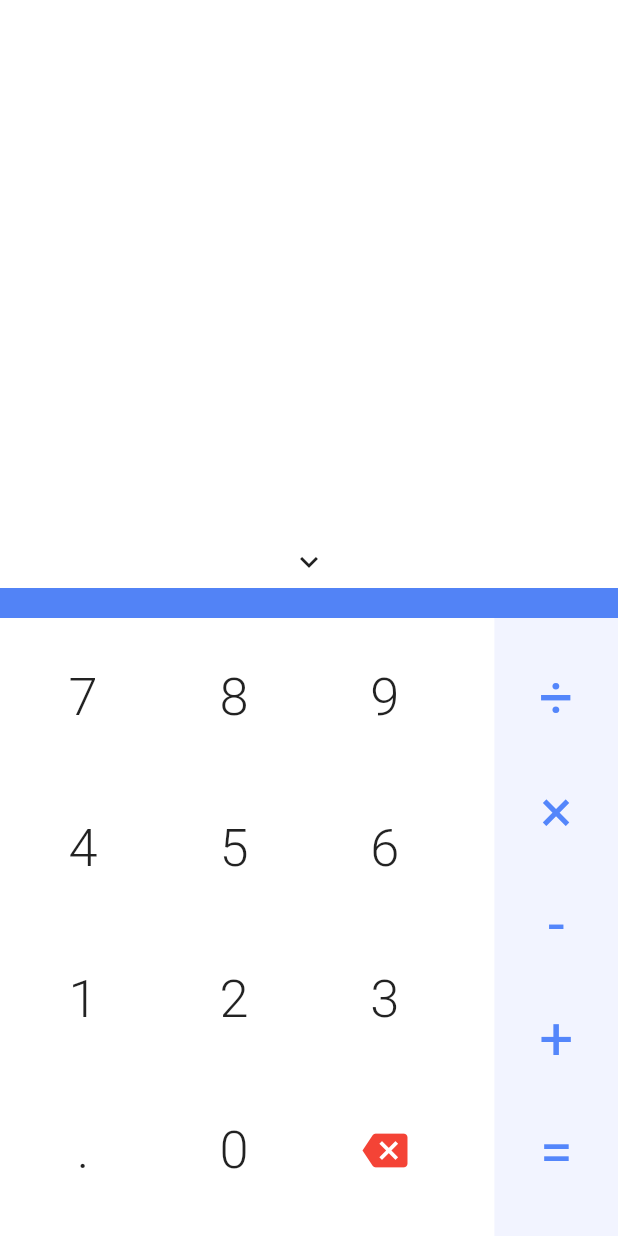
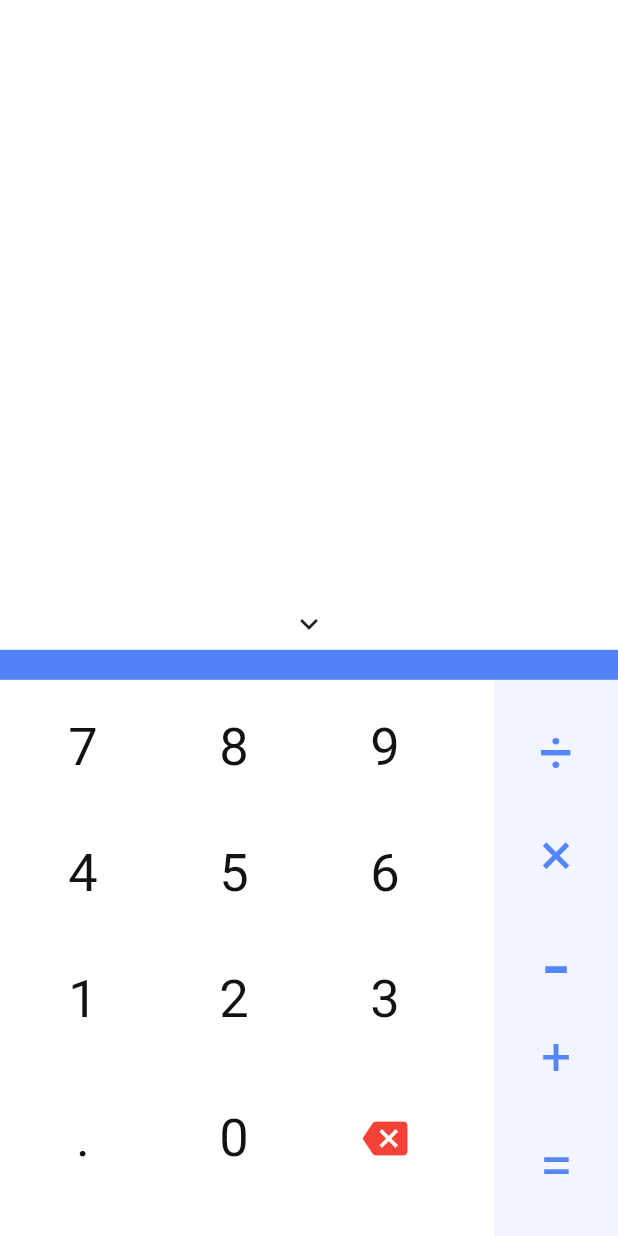
Before and after one commit to AjinkyaTaranekar/OzoneCalculator, a Flutter app: the screen it shows after launch, on a phone screen of 412 x 824 dp. Run offline on Flutter 3.47's test engine with Material 2 defaults, Android fonts, the phone set to English and light mode, and no system bars; drawn by our look-alikes of sliding_up_panel; our stand-ins replace math_expressions.

Commit message:
Design improvements
*Reduced Vertical Padding between numbers
*Made numbers bolder and changed color
*Made signs consistent

```diff
--- a/lib/homeScreen.dart
+++ b/lib/homeScreen.dart
@@ -48,7 +48,7 @@ class _HomeScreenState extends State<HomeScreen> {
             Positioned(
               bottom: 0,
               child: Container(
-                height: (0.5) * MediaQuery.of(context).size.height,
+                height: (0.45) * MediaQuery.of(context).size.height,
                 child: Row(
                   children: <Widget>[
                     Container(
@@ -166,7 +166,7 @@ class _HomeScreenState extends State<HomeScreen> {
                           SizedBox(
                             height: 10,
                           ),
-                          operator('-'),
+                          subtract('-'),
                           SizedBox(
                             height: 10,
                           ),
@@ -181,10 +181,14 @@ class _HomeScreenState extends State<HomeScreen> {
                   ],
                 ),
               ),
-            ), SlidingUpPanel(
+            ),
+            SlidingUpPanel(
               panel: Display(
-                    input: textControllerDisplay, result: textControllerResult, arrowDirection: isAdvVisible,),
-                minHeight: (0.5) * MediaQuery.of(context).size.height,
+                input: textControllerDisplay,
+                result: textControllerResult,
+                arrowDirection: isAdvVisible,
+              ),
+              minHeight: (0.55) * MediaQuery.of(context).size.height,
               maxHeight: MediaQuery.of(context).size.height,
               backdropEnabled: true,
               parallaxOffset: .5,
@@ -195,19 +199,20 @@ class _HomeScreenState extends State<HomeScreen> {
                   color: Color.fromRGBO(0, 0, 0, 0),
                 )
               ],
-                onPanelOpened: (){
+              onPanelOpened: () {
                 setState(() {
                   isAdvVisible = false;
                 });
               },
-                onPanelClosed: (){
+              onPanelClosed: () {
                 setState(() {
                   isAdvVisible = true;
                 });
               },
             ),
-            isAdvVisible ? Positioned(
-                top: (0.5) * MediaQuery.of(context).size.height -
+            isAdvVisible
+                ? Positioned(
+                    top: (0.55) * MediaQuery.of(context).size.height -
                         _panelHeightOpen,
                     child: Container(
                       height: _panelHeightOpen,
@@ -227,7 +232,8 @@ class _HomeScreenState extends State<HomeScreen> {
                           )
                         ],
                       ),
-                )) : Container()
+                    ))
+                : Container()
           ],
         ),
       ),
@@ -236,14 +242,21 @@ class _HomeScreenState extends State<HomeScreen> {
 
   Widget numpad(btntext) {
     return Container(
-      height: (0.11) * MediaQuery.of(context).size.height,
+      height: (0.09) * MediaQuery.of(context).size.height,
       width: (0.22) * MediaQuery.of(context).size.width,
       child: FlatButton(
         child: Text(
           btntext,
-          style: TextStyle(fontSize: 35, fontWeight: FontWeight.w300),
+          style: TextStyle(
+              fontSize: 35,
+              fontWeight: FontWeight.w400,
+              color: Color(0xFF121212)),
         ),
         onPressed: () {
+          if (eval == true) {
+            textControllerDisplay.text = '';
+            eval = false;
+          }
           setState(() {
             textControllerDisplay.text = textControllerDisplay.text + btntext;
             textControllerInput.text = textControllerInput.text + btntext;
@@ -257,13 +270,35 @@ class _HomeScreenState extends State<HomeScreen> {
 
   Widget operator(btntext) {
     return Container(
-      height: (0.08) * MediaQuery.of(context).size.height,
+      height: (0.07) * MediaQuery.of(context).size.height,
       child: FlatButton(
         child: Text(
           btntext,
           style: TextStyle(
               color: Color(0xff5486fb),
-              fontSize: 40,
+              fontSize: 35,
+              fontWeight: FontWeight.w400),
+        ),
+        onPressed: () {
+          setState(() {
+            textControllerDisplay.text = textControllerDisplay.text + btntext;
+            textControllerInput.text = textControllerInput.text + btntext;
+            hasoperator = true;
+          });
+        },
+      ),
+    );
+  }
+
+  Widget subtract(btntext) {
+    return Container(
+      height: (0.07) * MediaQuery.of(context).size.height,
+      child: FlatButton(
+        child: Text(
+          btntext,
+          style: TextStyle(
+              color: Color(0xff5486fb),
+              fontSize: 60,
               fontWeight: FontWeight.w400),
         ),
         onPressed: () {
@@ -279,7 +314,7 @@ class _HomeScreenState extends State<HomeScreen> {
 
   Widget multiply(btntext) {
     return Container(
-      height: (0.08) * MediaQuery.of(context).size.height,
+      height: (0.07) * MediaQuery.of(context).size.height,
       child: FlatButton(
         child: Text(
           btntext,
@@ -301,7 +336,7 @@ class _HomeScreenState extends State<HomeScreen> {
 
   Widget divide(btntext) {
     return Container(
-      height: (0.08) * MediaQuery.of(context).size.height,
+      height: (0.07) * MediaQuery.of(context).size.height,
       child: FlatButton(
         child: Text(
           btntext,
```
Lines whose indentation alone changed are shown as unchanged.
